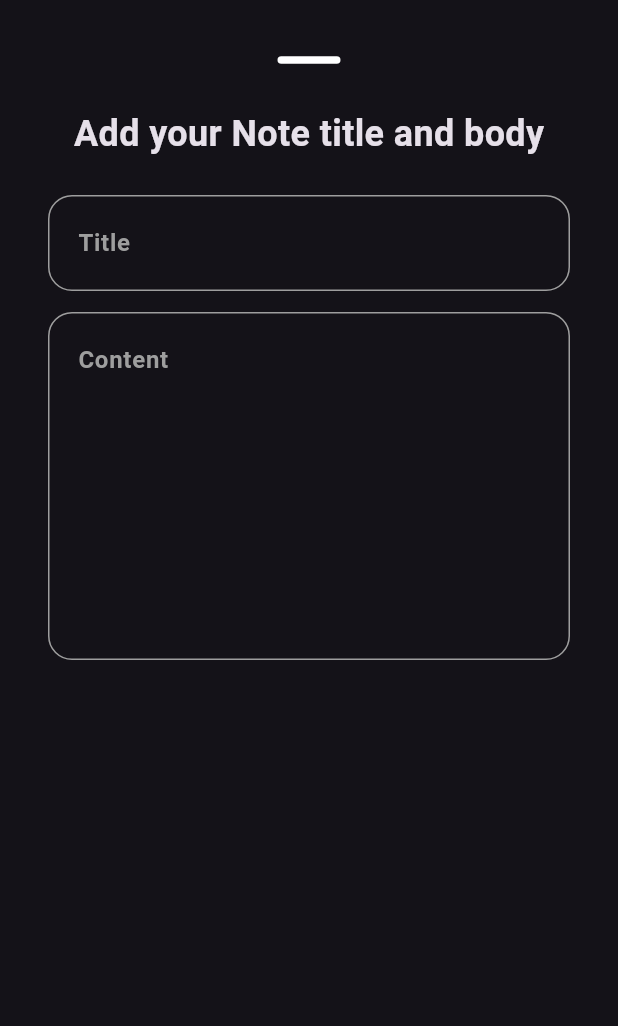
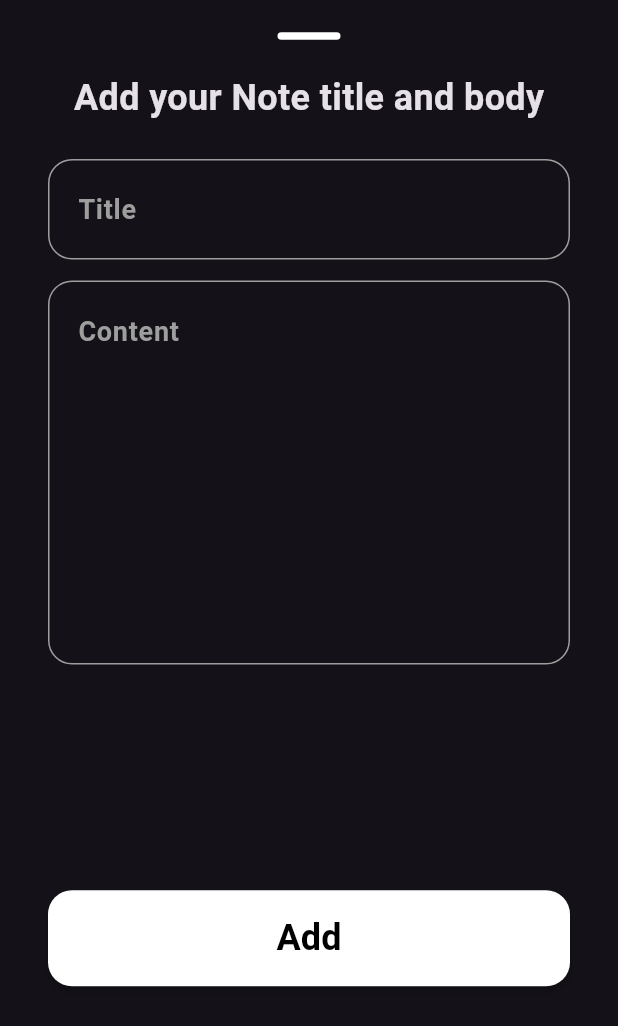
Before and after one commit to AhmedShokry7/notes, a Flutter app: the AddNoteBtnSheet widget shown alone on an empty page, opened directly, on a phone screen of 412 x 824 dp. Shown: the top 1026 px of the screen. Run offline on Flutter 3.47's test engine with Material 3 defaults, Android fonts, the phone set to English and light mode, and no system bars.

Commit message:
add custom button

```diff
--- a/lib/ui/widgets/add_note_btn_sheet.dart
+++ b/lib/ui/widgets/add_note_btn_sheet.dart
@@ -1,4 +1,5 @@
 import 'package:flutter/material.dart';
+import 'package:notes/ui/widgets/custom_button.dart';
 import 'package:notes/ui/widgets/custom_text_form_field.dart';
 
 class AddNoteBtnSheet extends StatelessWidget {
@@ -7,7 +8,7 @@ class AddNoteBtnSheet extends StatelessWidget {
   @override
   Widget build(BuildContext context) {
     return Container(
-      padding: const EdgeInsets.all(32.0),
+      padding: const EdgeInsets.symmetric(horizontal: 32.0, vertical: 16.0),
       child: Column(
         children: [
           SizedBox(
@@ -18,7 +19,7 @@ class AddNoteBtnSheet extends StatelessWidget {
               radius: BorderRadius.circular(16),
             ),
           ),
-          const SizedBox(height: 24.0),
+          const SizedBox(height: 16.0),
           const Text(
             "Add your Note title and body",
             style: TextStyle(fontSize: 24.0, fontWeight: FontWeight.bold),
@@ -27,6 +28,9 @@ class AddNoteBtnSheet extends StatelessWidget {
           const CustomTextFormField(hint: 'Title'),
           const SizedBox(height: 14.0),
           const CustomTextFormField(hint: 'Content', maxlines: 8),
+          const Spacer(),
+          const CustomButton(),
+          const Spacer(),
         ],
       ),
     );
--- /dev/null
+++ b/lib/ui/widgets/custom_button.dart
@@ -0,0 +1,23 @@
+import 'package:flutter/material.dart';
+
+class CustomButton extends StatelessWidget {
+  const CustomButton({super.key});
+
+  @override
+  Widget build(BuildContext context) {
+    return MaterialButton(
+      shape: RoundedRectangleBorder(
+        borderRadius: BorderRadiusGeometry.circular(16),
+      ),
+      minWidth: 6000,
+      height: 64.0,
+      textColor: Colors.black,
+      color: Colors.white,
+      onPressed: () {},
+      child: const Text(
+        "Add",
+        style: TextStyle(fontSize: 24.0, fontWeight: FontWeight.bold),
+      ),
+    );
+  }
+}
--- a/lib/ui/widgets/custom_text_form_field.dart
+++ b/lib/ui/widgets/custom_text_form_field.dart
@@ -9,7 +9,11 @@ class CustomTextFormField extends StatelessWidget {
   Widget build(BuildContext context) {
     return TextFormField(
       maxLines: maxlines,
-      style: const TextStyle(color: Colors.white, fontWeight: FontWeight.bold),
+      style: const TextStyle(
+        color: Colors.white,
+        fontWeight: FontWeight.bold,
+        fontSize: 18,
+      ),
       cursorColor: Colors.white,
       decoration: InputDecoration(
         contentPadding: const EdgeInsets.symmetric(
```
